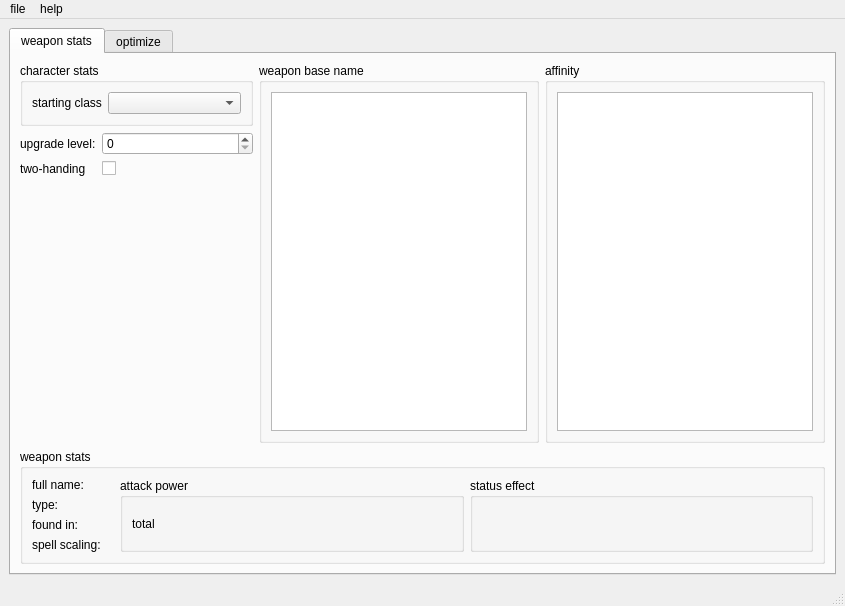
This is src/main_window.ui in hanslhansl/elden-ring-damage-optimizer as Qt 5 draws it before an edit. The edited form follows.
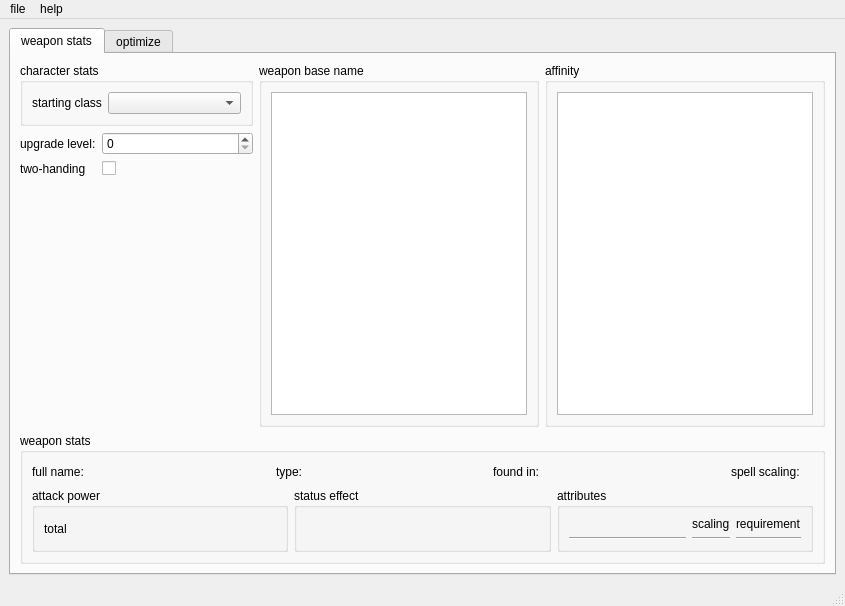
This is the edited form.

The edit to the form file:
```diff
--- a/src/main_window.ui
+++ b/src/main_window.ui
@@ -136,61 +136,98 @@
           <property name="title">
            <string>weapon stats</string>
           </property>
-          <layout class="QHBoxLayout" name="horizontalLayout">
+          <layout class="QVBoxLayout" name="verticalLayout_7">
            <item>
-            <layout class="QVBoxLayout" name="verticalLayout_3">
+            <layout class="QHBoxLayout" name="horizontalLayout_4">
              <item>
-              <layout class="QFormLayout" name="formLayout_3">
-               <item row="0" column="0">
                 <widget class="QLabel" name="label_5">
                  <property name="text">
                   <string>full name:</string>
                  </property>
                 </widget>
                </item>
-               <item row="0" column="1">
+             <item>
                 <widget class="QLabel" name="weapon_full_name_label">
                  <property name="text">
                   <string/>
                  </property>
                 </widget>
                </item>
-               <item row="1" column="0">
+             <item>
+              <spacer name="horizontalSpacer">
+               <property name="orientation">
+                <enum>Qt::Orientation::Horizontal</enum>
+               </property>
+               <property name="sizeHint" stdset="0">
+                <size>
+                 <width>40</width>
+                 <height>20</height>
+                </size>
+               </property>
+              </spacer>
+             </item>
+             <item>
                 <widget class="QLabel" name="label_6">
                  <property name="text">
                   <string>type:</string>
                  </property>
                 </widget>
                </item>
-               <item row="1" column="1">
+             <item>
                 <widget class="QLabel" name="weapon_type_label">
                  <property name="text">
                   <string/>
                  </property>
                 </widget>
                </item>
-               <item row="2" column="0">
+             <item>
+              <spacer name="horizontalSpacer_2">
+               <property name="orientation">
+                <enum>Qt::Orientation::Horizontal</enum>
+               </property>
+               <property name="sizeHint" stdset="0">
+                <size>
+                 <width>40</width>
+                 <height>20</height>
+                </size>
+               </property>
+              </spacer>
+             </item>
+             <item>
                 <widget class="QLabel" name="label_4">
                  <property name="text">
                   <string>found in:</string>
                  </property>
                 </widget>
                </item>
-               <item row="2" column="1">
+             <item>
                 <widget class="QLabel" name="base_game_dlc_label">
                  <property name="text">
                   <string/>
                  </property>
                 </widget>
                </item>
-               <item row="3" column="0">
+             <item>
+              <spacer name="horizontalSpacer_3">
+               <property name="orientation">
+                <enum>Qt::Orientation::Horizontal</enum>
+               </property>
+               <property name="sizeHint" stdset="0">
+                <size>
+                 <width>40</width>
+                 <height>20</height>
+                </size>
+               </property>
+              </spacer>
+             </item>
+             <item>
                 <widget class="QLabel" name="label_7">
                  <property name="text">
                   <string>spell scaling:</string>
                  </property>
                 </widget>
                </item>
-               <item row="3" column="1">
+             <item>
                 <widget class="QLabel" name="spell_scaling_label">
                  <property name="text">
                   <string/>
@@ -199,14 +236,14 @@
                </item>
               </layout>
              </item>
-            </layout>
-           </item>
+           <item>
+            <layout class="QHBoxLayout" name="horizontalLayout_3">
            <item>
             <widget class="QGroupBox" name="attack_power_box">
              <property name="title">
               <string>attack power</string>
              </property>
-             <layout class="QGridLayout" name="attack_power_layout" columnstretch="1,0,0,0,0,0,0,0,0,0,0">
+               <layout class="QGridLayout" name="attack_power_layout" columnstretch="1,0,0,0">
               <item row="0" column="0">
                <widget class="QLabel" name="label_9">
                 <property name="text">
@@ -245,6 +282,62 @@
              </property>
              <layout class="QGridLayout" name="status_effect_layout" columnstretch="1"/>
             </widget>
+             </item>
+             <item>
+              <widget class="QGroupBox" name="groupBox">
+               <property name="title">
+                <string>attributes</string>
+               </property>
+               <layout class="QGridLayout" name="attribute_layout" columnstretch="1,0,0">
+                <item row="0" column="2">
+                 <widget class="QLabel" name="label_11">
+                  <property name="text">
+                   <string>requirement</string>
+                  </property>
+                 </widget>
+                </item>
+                <item row="1" column="0">
+                 <widget class="Line" name="line_3">
+                  <property name="orientation">
+                   <enum>Qt::Orientation::Horizontal</enum>
+                  </property>
+                 </widget>
+                </item>
+                <item row="1" column="1">
+                 <widget class="Line" name="line">
+                  <property name="orientation">
+                   <enum>Qt::Orientation::Horizontal</enum>
+                  </property>
+                 </widget>
+                </item>
+                <item row="0" column="0">
+                 <widget class="QLabel" name="label_8">
+                  <property name="text">
+                   <string/>
+                  </property>
+                 </widget>
+                </item>
+                <item row="1" column="2">
+                 <widget class="Line" name="line_2">
+                  <property name="orientation">
+                   <enum>Qt::Orientation::Horizontal</enum>
+                  </property>
+                 </widget>
+                </item>
+                <item row="0" column="1">
+                 <widget class="QLabel" name="label_10">
+                  <property name="text">
+                   <string>scaling</string>
+                  </property>
+                 </widget>
+                </item>
+               </layout>
+              </widget>
+             </item>
+            </layout>
+           </item>
+           <item>
+            <layout class="QVBoxLayout" name="verticalLayout_3"/>
            </item>
           </layout>
          </widget>
```
Lines whose indentation alone changed are shown as unchanged.
